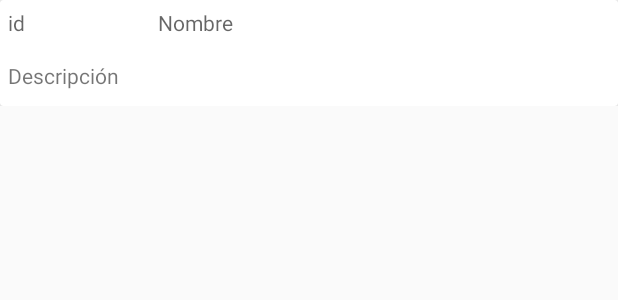
After one commit to alejandroesalas/ApiCmdb, an Android app: the layout layout_functionalci.xml on its own in the app's theme, with its tools: preview values and no code run, on a phone screen of 412 x 824 dp. The commit adds this screen. Shown: the top 300 px of the screen. Run offline under Robolectric (Android 15) with nearby library versions, the phone set to English and light mode, and no system bars; network calls fail.

Commit message:
Se crea adapter para los elementos funcionales, asi como el layout que será renderizado en el recycler view Se agregó en el fragmento EC evento de escucha al spinner, igualmente se carga el adapter para el recyclerView se agregan nuevos valores en String.xml

```diff
--- /dev/null
+++ b/app/src/main/res/layout/layout_functionalci.xml
@@ -0,0 +1,41 @@
+<?xml version="1.0" encoding="utf-8"?>
+<android.support.constraint.ConstraintLayout xmlns:android="http://schemas.android.com/apk/res/android"
+    xmlns:app="http://schemas.android.com/apk/res-auto"
+    android:layout_width="match_parent"
+    android:layout_height="wrap_content">
+
+    <android.support.v7.widget.CardView
+        android:layout_width="match_parent"
+        android:layout_height="wrap_content"
+        app:layout_constraintBottom_toBottomOf="parent"
+        app:layout_constraintEnd_toEndOf="parent"
+        app:layout_constraintStart_toStartOf="parent"
+        app:layout_constraintTop_toTopOf="parent">
+
+        <TextView
+            android:id="@+id/txtkeyEc"
+            android:layout_width="wrap_content"
+            android:layout_height="35dp"
+            android:hint="@string/hint_keyEc"
+            android:padding="5dp"
+            android:textAlignment="textStart" />
+
+        <TextView
+            android:id="@+id/txtNameEC"
+            android:layout_width="307dp"
+            android:layout_height="35dp"
+            android:layout_marginStart="100dp"
+            android:hint="@string/hint_nameEc"
+            android:padding="5dp"
+            android:textAlignment="textStart" />
+
+        <TextView
+            android:id="@+id/txtDescEC"
+            android:layout_width="match_parent"
+            android:layout_height="35dp"
+            android:layout_marginTop="35dp"
+            android:padding="5dp"
+            android:text="@string/hint_descEc"
+            android:textAlignment="textStart" />
+    </android.support.v7.widget.CardView>
+</android.support.constraint.ConstraintLayout>
--- a/app/src/main/res/values/strings.xml
+++ b/app/src/main/res/values/strings.xml
@@ -42,6 +42,9 @@
     <string name="hint_city">Ciudad</string>
     <string name="hint_pais">Pais</string>
     <string name="hint_address">Direccion</string>
+    <string name="hint_keyEc">id</string>
+    <string name="hint_nameEc">Nombre</string>
+    <string name="hint_descEc">Descripción</string>
     <!-- TODO: Remove or change this placeholder text -->
     <string name="hello_blank_fragment">Hello blank fragment</string>
     <string name="title_activity_personal_information">PersonalInformationActivity</string>
```
Also changed, not shown: app/src/main/java/edu/cecar/syscmdb/adapters/FunctionalCIAdapter.java (added, +71 -0 lines), app/src/main/java/edu/cecar/syscmdb/fragments/ECs/ECFragment.java (+8 -0 lines), app/src/main/java/edu/cecar/syscmdb/fragments/ECs/ECViewModel.java (+11 -23 lines).
